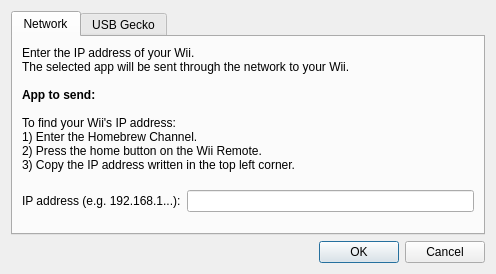
First picture: the form in gui/SendDialog.ui, repository dhtdht020/osc-dl, before the edit.
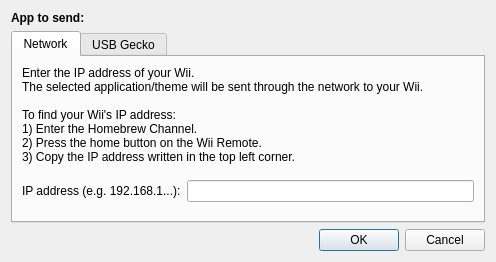
Second picture: the form after the edit.

Commit message: Removed unecessary duplicate text in SendDialog

Patch:
```diff
--- a/gui/SendDialog.ui
+++ b/gui/SendDialog.ui
@@ -7,13 +7,20 @@
     <x>0</x>
     <y>0</y>
     <width>484</width>
-    <height>274</height>
+    <height>262</height>
    </rect>
   </property>
   <property name="windowTitle">
    <string>Wii</string>
   </property>
   <layout class="QVBoxLayout" name="verticalLayout">
+   <item>
+    <widget class="QLabel" name="AppToSendLabel">
+     <property name="text">
+      <string>&lt;html&gt;&lt;head/&gt;&lt;body&gt;&lt;p&gt;&lt;span style=&quot; font-weight:700;&quot;&gt;App to send:&lt;/span&gt;&lt;/p&gt;&lt;/body&gt;&lt;/html&gt;</string>
+     </property>
+    </widget>
+   </item>
    <item>
     <layout class="QVBoxLayout" name="verticalLayout_2">
      <item>
@@ -21,6 +28,9 @@
        <property name="focusPolicy">
         <enum>Qt::ClickFocus</enum>
        </property>
+       <property name="currentIndex">
+        <number>0</number>
+       </property>
        <widget class="QWidget" name="tab">
         <attribute name="title">
          <string>Network</string>
@@ -29,13 +39,7 @@
          <item>
           <widget class="QLabel" name="IPDes">
            <property name="text">
-            <string>Enter the IP address of your Wii.&lt;br&gt;
-The selected app will be sent through the network to your Wii.&lt;br&gt;&lt;br&gt;
-&lt;b&gt;App to send:&lt;/b&gt;&lt;br&gt;&lt;br&gt;
-To find your Wii's IP address:&lt;br&gt;
-1) Enter the Homebrew Channel.&lt;br&gt;
-2) Press the home button on the Wii Remote.&lt;br&gt;
-3) Copy the IP address written in the top left corner.</string>
+            <string>&lt;html&gt;&lt;head/&gt;&lt;body&gt;&lt;p&gt;Enter the IP address of your Wii.&lt;br/&gt;The selected application/theme will be sent through the network to your Wii.&lt;br/&gt;&lt;br/&gt;To find your Wii's IP address:&lt;br/&gt;1) Enter the Homebrew Channel.&lt;br/&gt;2) Press the home button on the Wii Remote.&lt;br/&gt;3) Copy the IP address written in the top left corner.&lt;/p&gt;&lt;/body&gt;&lt;/html&gt;</string>
            </property>
           </widget>
          </item>
@@ -77,12 +81,7 @@
          <item>
           <widget class="QLabel" name="USBDes">
            <property name="text">
-            <string>Select the serial port for the USB Gecko adapter.&lt;br&gt;
-The selected app will be sent through the USBGecko to your Wii.&lt;br&gt;&lt;br&gt;
-&lt;b&gt;App to send:&lt;/b&gt;&lt;br&gt;&lt;br&gt;
-Make sure the USB Gecko device is attached to Slot B.&lt;br&gt;
-It may appear as /dev/cu.usbserial-GECKUSB0 or COM# depending on your system.&lt;br&gt;&lt;br&gt;
-&lt;b&gt;If the selection below is not blank, your USB Gecko is the selected device.&lt;/b&gt;</string>
+            <string>&lt;html&gt;&lt;head/&gt;&lt;body&gt;&lt;p&gt;Select the serial port for the USB Gecko adapter.&lt;br/&gt;The selected application/theme will be sent through the USB Gecko to your Wii.&lt;br/&gt;&lt;br/&gt;Make sure the USB Gecko device is attached to Slot B.&lt;br/&gt;It may appear as /dev/cu.usbserial-GECKUSB0 or COM# depending on your system.&lt;br/&gt;&lt;br/&gt;&lt;span style=&quot; font-weight:700;&quot;&gt;If the selection below is not blank, your USB Gecko is the selected device.&lt;/span&gt;&lt;/p&gt;&lt;/body&gt;&lt;/html&gt;</string>
            </property>
           </widget>
          </item>
```
The commit also changes 2 other files.
